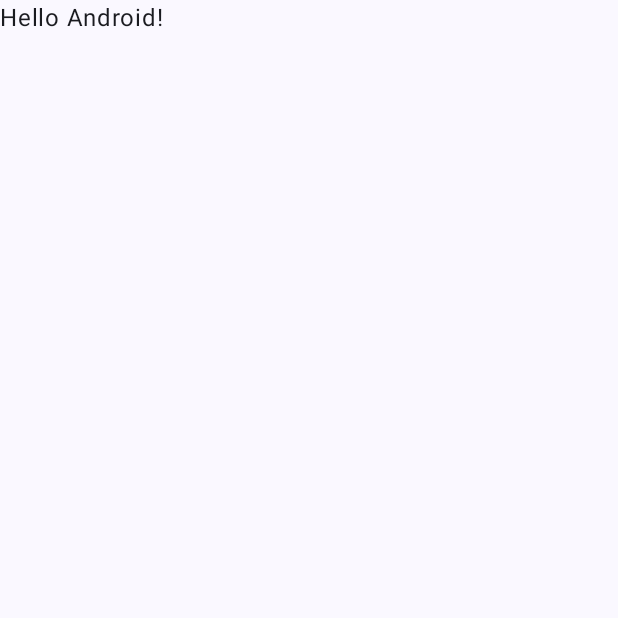
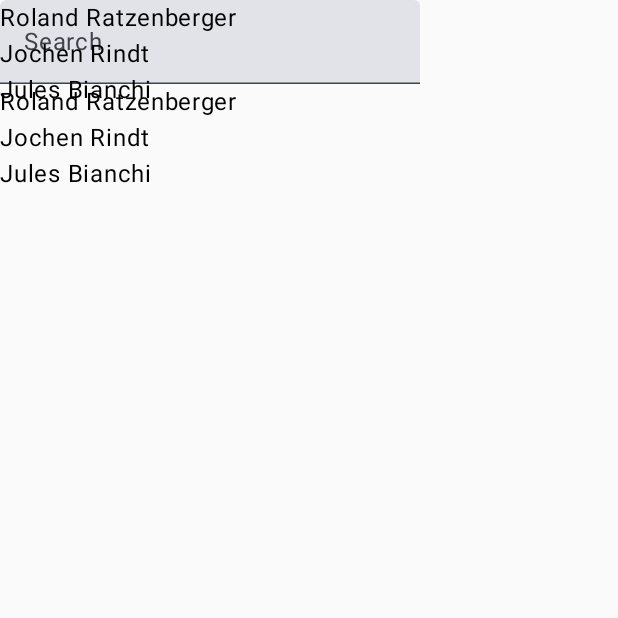
Before and after one commit to ShaneWhitmore/F1-Geek, an Android app built with Jetpack Compose: the screen it shows after launch (MainActivity), on a phone screen of 412 x 824 dp, the top half of it. Before the commit the part shown is almost empty. Run offline under Robolectric (Android 15) with nearby library versions, the phone set to English and light mode, and no system bars.

Commit message:
Week 5 Exercise 2.1 - DriverList

```diff
--- a/app/src/main/java/com/example/f1geek/MainActivity.kt
+++ b/app/src/main/java/com/example/f1geek/MainActivity.kt
@@ -1,47 +1,68 @@
 package com.example.f1geek
-
 import android.os.Bundle
 import androidx.activity.ComponentActivity
 import androidx.activity.compose.setContent
 import androidx.activity.enableEdgeToEdge
-import androidx.compose.foundation.layout.fillMaxSize
-import androidx.compose.foundation.layout.padding
-import androidx.compose.material3.Scaffold
+import androidx.compose.foundation.layout.Column
 import androidx.compose.material3.Text
+import androidx.compose.material3.TextField
 import androidx.compose.runtime.Composable
 import androidx.compose.ui.Modifier
 import androidx.compose.ui.tooling.preview.Preview
+import com.example.f1geek.model.Driver
 import com.example.f1geek.ui.theme.F1GeekTheme
 
 class MainActivity : ComponentActivity() {
+
     override fun onCreate(savedInstanceState: Bundle?) {
         super.onCreate(savedInstanceState)
         enableEdgeToEdge()
         setContent {
             F1GeekTheme {
-                Scaffold(modifier = Modifier.fillMaxSize()) { innerPadding ->
-                    Greeting(
-                        name = "Android",
-                        modifier = Modifier.padding(innerPadding)
-                    )
-                }
+                DriverList()
             }
         }
     }
 }
 
 @Composable
-fun Greeting(name: String, modifier: Modifier = Modifier) {
-    Text(
-        text = "Hello $name!",
-        modifier = modifier
+fun DriverList(modifier: Modifier = Modifier) {
+
+    val roland = Driver(
+        firstName = "Roland", surname = "Ratzenberger", abbreviatedName = "RAT", number = 32
     )
+    val jochen = Driver(
+        firstName = "Jochen", surname = "Rindt", abbreviatedName = "RIN", number = 22
+    )
+    val jules = Driver(
+        firstName = "Jules", surname = "Bianchi", abbreviatedName = "BIA", number = 17
+    )
+
+    var drivers = ArrayList<Driver>()
+    drivers.add(roland)
+    drivers.add(jochen)
+    drivers.add(jules)
+
+    Column {
+        TextField(value = "", onValueChange = {}, label = { Text("Search") })
+        Text("${roland.firstName} ${roland.surname}")
+        Text("${jochen.firstName} ${jochen.surname}")
+        Text("${jules.firstName} ${jules.surname}")
+    }
+
+    Column {
+        for(driver in drivers)
+        {
+            Text("${driver.firstName} ${driver.surname}")
+
+        }
+    }
 }
 
 @Preview(showBackground = true)
 @Composable
 fun GreetingPreview() {
     F1GeekTheme {
-        Greeting("Android")
+        DriverList()
     }
 }
```
